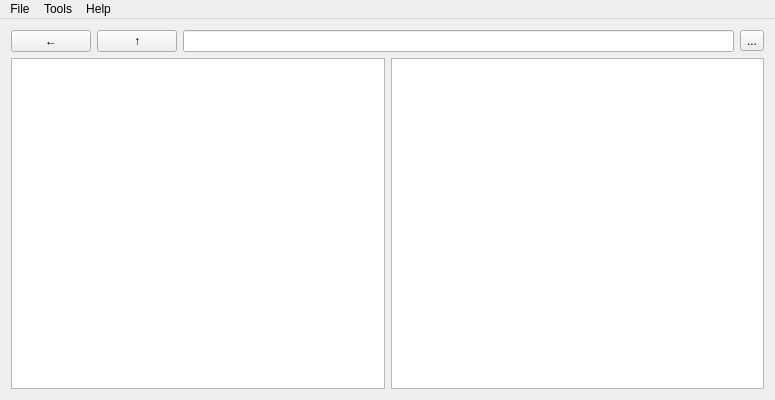
Qt form QtApplShrenamer/QtApplShrenamer.ui (brown4j/sh_renamer) before a commit.
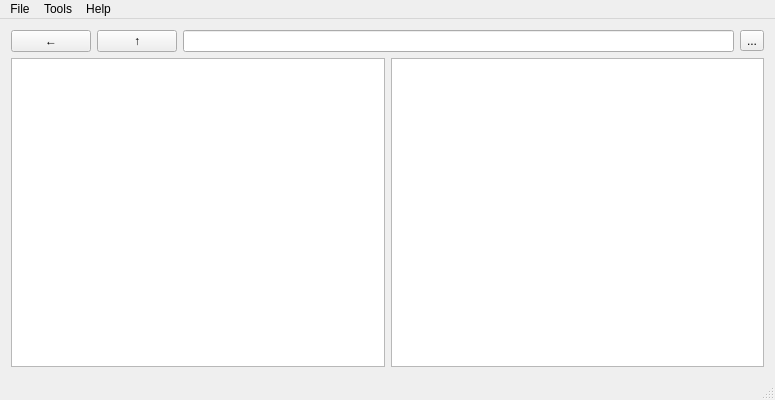
The same form after that commit.

Commit message: added new status bar at the bottom

What changed in the file:
```diff
--- a/QtApplShrenamer/QtApplShrenamer.ui
+++ b/QtApplShrenamer/QtApplShrenamer.ui
@@ -105,6 +105,7 @@
    <addaction name="menuTools"/>
    <addaction name="menuHelp"/>
   </widget>
+  <widget class="QStatusBar" name="statusbar"/>
  </widget>
  <layoutdefault spacing="6" margin="11"/>
  <resources>
```
The commit also changes 2 other files.
